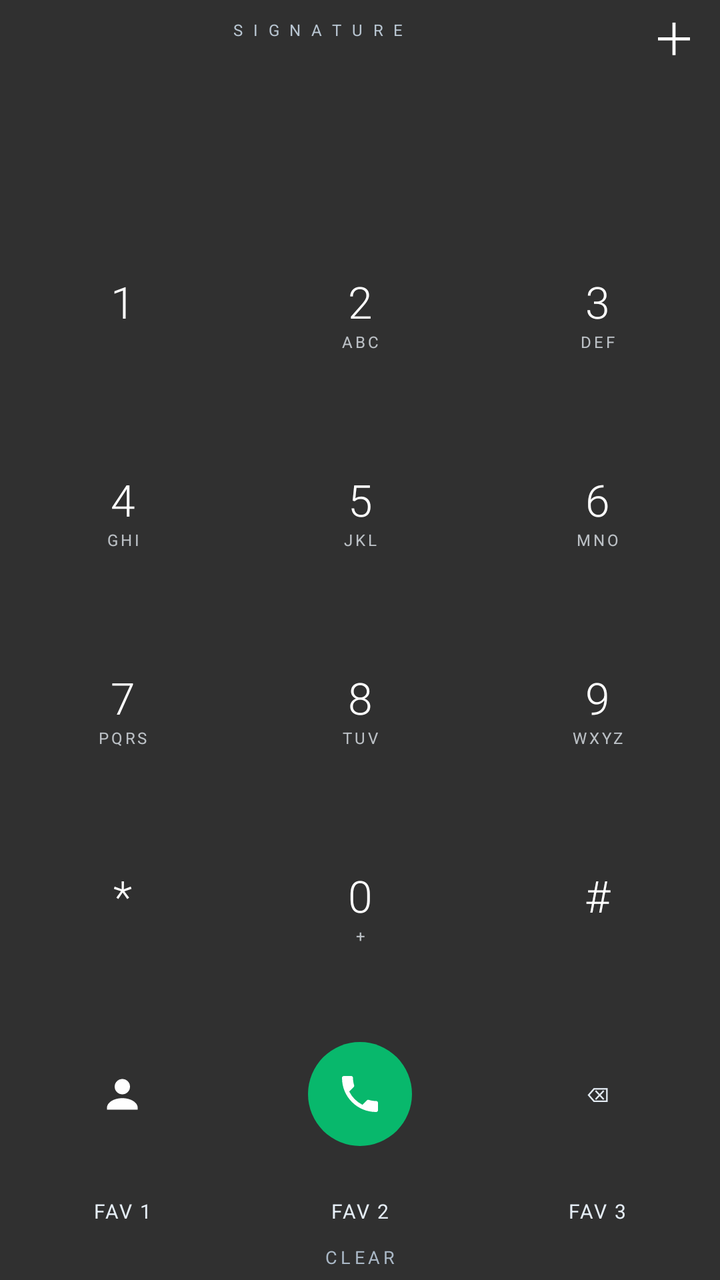
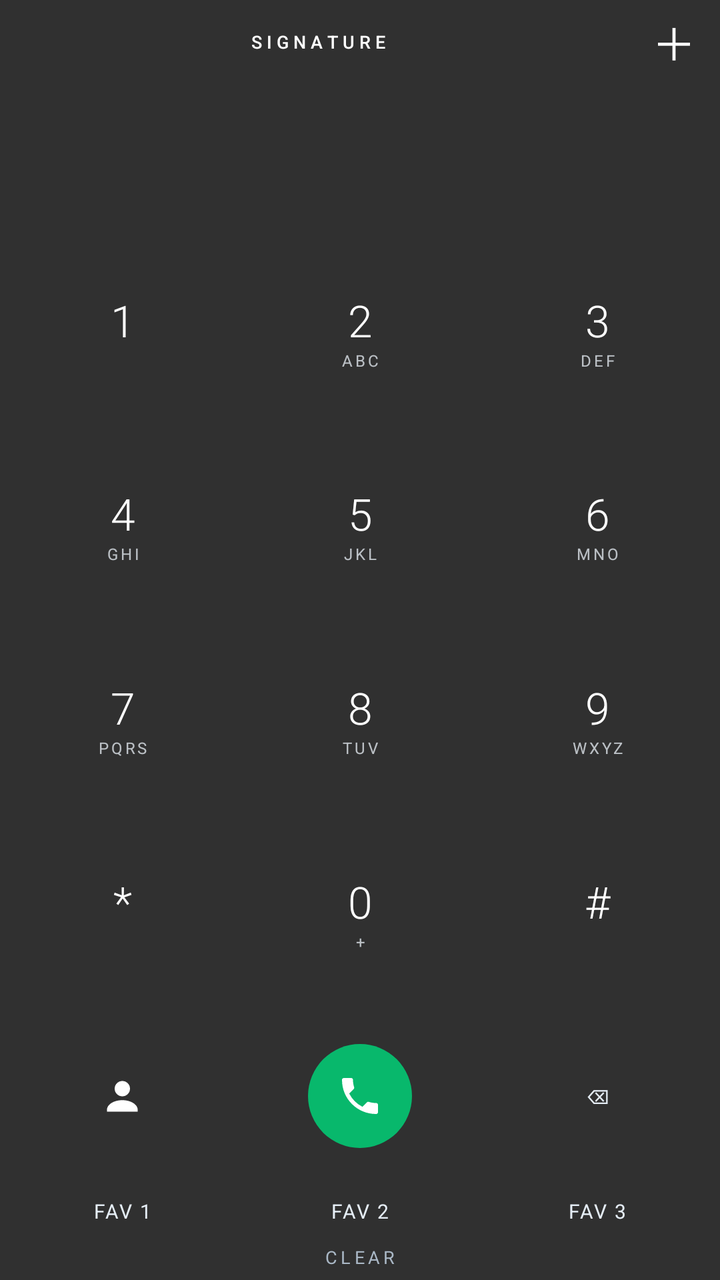

Before-and-after screenshots of an Android layout around one commit, followed by the original layout XML and the change that was made.
<!-- AndroidManifest.xml: application theme android:Theme.Material.NoActionBar -->
<!-- res/layout/widget.xml -->
<LinearLayout xmlns:android="http://schemas.android.com/apk/res/android" android:layout_width="match_parent" android:layout_height="match_parent" android:orientation="vertical" android:gravity="center" android:background="@android:color/transparent" android:padding="2dp">
<LinearLayout android:layout_width="match_parent" android:layout_height="26dp" android:orientation="horizontal" android:gravity="center_vertical"><TextView android:id="@+id/match" android:layout_width="0dp" android:layout_weight="1" android:layout_height="match_parent" android:text="S I G N A T U R E" android:textSize="8sp" android:letterSpacing="0.2" android:textColor="#B8C5D1" android:gravity="center"/><TextView android:id="@+id/add_contact" android:layout_width="42dp" android:layout_height="match_parent" android:gravity="center" android:text="＋" android:textSize="22sp" android:textColor="#FFFFFF" android:contentDescription="Add number to contacts"/></LinearLayout>
<LinearLayout android:layout_width="match_parent" android:layout_height="0dp" android:layout_weight="0.8" android:orientation="horizontal" android:gravity="center_vertical"><TextView android:id="@+id/display" android:layout_width="0dp" android:layout_weight="1" android:layout_height="match_parent" android:gravity="center" android:textColor="#FFFFFF" android:textSize="22sp" android:singleLine="true" android:ellipsize="start" android:fontFamily="sans-serif-light" android:contentDescription="Tap number for copy option"/><TextView android:id="@+id/copy" android:layout_width="48dp" android:layout_height="match_parent" android:gravity="center" android:text="COPY" android:textSize="10sp" android:textColor="#FFFFFF" android:visibility="gone" android:contentDescription="Copy phone number"/></LinearLayout>
<LinearLayout android:layout_width="match_parent" android:layout_height="0dp" android:layout_weight="1" android:orientation="horizontal"><LinearLayout android:id="@+id/k1" android:layout_width="0dp" android:layout_height="match_parent" android:layout_weight="1" android:orientation="vertical" android:gravity="center" android:background="@android:color/transparent"><TextView style="@style/Number" android:text="1"/><TextView style="@style/Letters" android:text=" "/></LinearLayout><LinearLayout android:id="@+id/k2" android:layout_width="0dp" android:layout_height="match_parent" android:layout_weight="1" android:orientation="vertical" android:gravity="center" android:background="@android:color/transparent"><TextView style="@style/Number" android:text="2"/><TextView style="@style/Letters" android:text="ABC"/></LinearLayout><LinearLayout android:id="@+id/k3" android:layout_width="0dp" android:layout_height="match_parent" android:layout_weight="1" android:orientation="vertical" android:gravity="center" android:background="@android:color/transparent"><TextView style="@style/Number" android:text="3"/><TextView style="@style/Letters" android:text="DEF"/></LinearLayout></LinearLayout><LinearLayout android:layout_width="match_parent" android:layout_height="0dp" android:layout_weight="1" android:orientation="horizontal"><LinearLayout android:id="@+id/k4" android:layout_width="0dp" android:layout_height="match_parent" android:layout_weight="1" android:orientation="vertical" android:gravity="center" android:background="@android:color/transparent"><TextView style="@style/Number" android:text="4"/><TextView style="@style/Letters" android:text="GHI"/></LinearLayout><LinearLayout android:id="@+id/k5" android:layout_width="0dp" android:layout_height="match_parent" android:layout_weight="1" android:orientation="vertical" android:gravity="center" android:background="@android:color/transparent"><TextView style="@style/Number" android:text="5"/><TextView style="@style/Letters" android:text="JKL"/></LinearLayout><LinearLayout android:id="@+id/k6" android:layout_width="0dp" android:layout_height="match_parent" android:layout_weight="1" android:orientation="vertical" android:gravity="center" android:background="@android:color/transparent"><TextView style="@style/Number" android:text="6"/><TextView style="@style/Letters" android:text="MNO"/></LinearLayout></LinearLayout><LinearLayout android:layout_width="match_parent" android:layout_height="0dp" android:layout_weight="1" android:orientation="horizontal"><LinearLayout android:id="@+id/k7" android:layout_width="0dp" android:layout_height="match_parent" android:layout_weight="1" android:orientation="vertical" android:gravity="center" android:background="@android:color/transparent"><TextView style="@style/Number" android:text="7"/><TextView style="@style/Letters" android:text="PQRS"/></LinearLayout><LinearLayout android:id="@+id/k8" android:layout_width="0dp" android:layout_height="match_parent" android:layout_weight="1" android:orientation="vertical" android:gravity="center" android:background="@android:color/transparent"><TextView style="@style/Number" android:text="8"/><TextView style="@style/Letters" android:text="TUV"/></LinearLayout><LinearLayout android:id="@+id/k9" android:layout_width="0dp" android:layout_height="match_parent" android:layout_weight="1" android:orientation="vertical" android:gravity="center" android:background="@android:color/transparent"><TextView style="@style/Number" android:text="9"/><TextView style="@style/Letters" android:text="WXYZ"/></LinearLayout></LinearLayout><LinearLayout android:layout_width="match_parent" android:layout_height="0dp" android:layout_weight="1" android:orientation="horizontal"><LinearLayout android:id="@+id/star" android:layout_width="0dp" android:layout_height="match_parent" android:layout_weight="1" android:orientation="vertical" android:gravity="center" android:background="@android:color/transparent"><TextView style="@style/Number" android:text="*"/><TextView style="@style/Letters" android:text=" "/></LinearLayout><LinearLayout android:id="@+id/k0" android:layout_width="0dp" android:layout_height="match_parent" android:layout_weight="1" android:orientation="vertical" android:gravity="center" android:background="@android:color/transparent"><TextView style="@style/Number" android:text="0"/><TextView style="@style/Letters" android:text="+"/></LinearLayout><LinearLayout android:id="@+id/hash" android:layout_width="0dp" android:layout_height="match_parent" android:layout_weight="1" android:orientation="vertical" android:gravity="center" android:background="@android:color/transparent"><TextView style="@style/Number" android:text="#"/><TextView style="@style/Letters" android:text=" "/></LinearLayout></LinearLayout><LinearLayout android:layout_width="match_parent" android:layout_height="0dp" android:layout_weight="0.9" android:orientation="horizontal" android:gravity="center_vertical"><FrameLayout android:id="@+id/contacts" android:layout_width="0dp" android:layout_height="match_parent" android:layout_weight="1"><ImageView android:layout_width="23dp" android:layout_height="23dp" android:layout_gravity="center" android:src="@drawable/ic_signature_contacts" android:contentDescription="Contacts"/></FrameLayout><FrameLayout android:id="@+id/call" android:layout_width="0dp" android:layout_height="match_parent" android:layout_weight="1"><ImageView android:layout_width="52dp" android:layout_height="52dp" android:layout_gravity="center" android:padding="14dp" android:background="@drawable/bg_signature_call" android:src="@drawable/ic_signature_phone" android:contentDescription="Call"/></FrameLayout><TextView android:id="@+id/delete" style="@style/SmallKey" android:text="⌫"/></LinearLayout><LinearLayout android:layout_width="match_parent" android:layout_height="28dp" android:orientation="horizontal"><TextView android:id="@+id/fav1" style="@style/SmallKey" android:text="FAV 1"/><TextView android:id="@+id/fav2" style="@style/SmallKey" android:text="FAV 2"/><TextView android:id="@+id/fav3" style="@style/SmallKey" android:text="FAV 3"/></LinearLayout><TextView android:id="@+id/clear" android:layout_width="match_parent" android:layout_height="18dp" android:text="CLEAR" android:gravity="center" android:textSize="9sp" android:letterSpacing="0.2" android:textColor="#AAB8C6"/></LinearLayout>
<!-- resources referenced by this layout -->
<resources>
  <!-- drawable bg_signature_call (drawable) -->
  <shape xmlns:android="http://schemas.android.com/apk/res/android" android:shape="oval"><solid android:color="#FF08B86C"/></shape>
  <!-- drawable ic_signature_contacts (drawable) -->
  <vector xmlns:android="http://schemas.android.com/apk/res/android" android:width="24dp" android:height="24dp" android:viewportWidth="24" android:viewportHeight="24"><path android:fillColor="#FFFFFFFF" android:pathData="M12,12a4,4 0,1 0,0 -8a4,4 0,0 0,0 8zM12,14c-4.42,0 -8,2.24 -8,5v1h16v-1c0,-2.76 -3.58,-5 -8,-5z"/></vector>
  <!-- drawable ic_signature_phone (drawable) -->
  <vector xmlns:android="http://schemas.android.com/apk/res/android" android:width="26dp" android:height="26dp" android:viewportWidth="24" android:viewportHeight="24"><path android:fillColor="#FFFFFFFF" android:pathData="M6.62,10.79a15.05,15.05 0,0 0,6.59 6.59l2.2,-2.2a1,1 0,0 1,1.02 -0.24c1.12,0.37 2.32,0.56 3.57,0.56a1,1 0,0 1,1 1V20a1,1 0,0 1,-1 1C10.61,21 3,13.39 3,4a1,1 0,0 1,1 -1h3.5a1,1 0,0 1,1 1c0,1.25 0.2,2.45 0.56,3.57a1,1 0,0 1,-0.25 1.02z"/></vector>
  <style name="Letters"><item name="android:layout_width">match_parent</item><item name="android:layout_height">wrap_content</item><item name="android:gravity">center</item><item name="android:textSize">8sp</item><item name="android:letterSpacing">0.16</item><item name="android:textColor">#CCDFE5EB</item></style>
  <style name="Number"><item name="android:layout_width">match_parent</item><item name="android:layout_height">wrap_content</item><item name="android:gravity">center</item><item name="android:textSize">22sp</item><item name="android:fontFamily">sans-serif-light</item><item name="android:textColor">#FFFFFFFF</item></style>
  <style name="SmallKey"><item name="android:layout_width">0dp</item><item name="android:layout_height">match_parent</item><item name="android:layout_weight">1</item><item name="android:gravity">center</item><item name="android:textSize">10sp</item><item name="android:letterSpacing">0.08</item><item name="android:textColor">#FFE5EDF5</item><item name="android:background">@android:color/transparent</item></style>
</resources>

<!-- the commit's change to res/layout/widget.xml (unified diff, before → after) -->
@@ -1,4 +1,9 @@
 <LinearLayout xmlns:android="http://schemas.android.com/apk/res/android" android:layout_width="match_parent" android:layout_height="match_parent" android:orientation="vertical" android:gravity="center" android:background="@android:color/transparent" android:padding="2dp">
-<LinearLayout android:layout_width="match_parent" android:layout_height="26dp" android:orientation="horizontal" android:gravity="center_vertical"><TextView android:id="@+id/match" android:layout_width="0dp" android:layout_weight="1" android:layout_height="match_parent" android:text="S I G N A T U R E" android:textSize="8sp" android:letterSpacing="0.2" android:textColor="#B8C5D1" android:gravity="center"/><TextView android:id="@+id/add_contact" android:layout_width="42dp" android:layout_height="match_parent" android:gravity="center" android:text="＋" android:textSize="22sp" android:textColor="#FFFFFF" android:contentDescription="Add number to contacts"/></LinearLayout>
-<LinearLayout android:layout_width="match_parent" android:layout_height="0dp" android:layout_weight="0.8" android:orientation="horizontal" android:gravity="center_vertical"><TextView android:id="@+id/display" android:layout_width="0dp" android:layout_weight="1" android:layout_height="match_parent" android:gravity="center" android:textColor="#FFFFFF" android:textSize="22sp" android:singleLine="true" android:ellipsize="start" android:fontFamily="sans-serif-light" android:contentDescription="Tap number for copy option"/><TextView android:id="@+id/copy" android:layout_width="48dp" android:layout_height="match_parent" android:gravity="center" android:text="COPY" android:textSize="10sp" android:textColor="#FFFFFF" android:visibility="gone" android:contentDescription="Copy phone number"/></LinearLayout>
+<LinearLayout android:layout_width="match_parent" android:layout_height="38dp" android:orientation="horizontal" android:gravity="center_vertical">
+<ImageView android:id="@+id/match_photo" android:layout_width="30dp" android:layout_height="30dp" android:layout_marginStart="8dp" android:layout_marginEnd="8dp" android:visibility="gone" android:contentDescription="Contact photo"/>
+<LinearLayout android:layout_width="0dp" android:layout_weight="1" android:layout_height="match_parent" android:orientation="vertical" android:gravity="center_vertical">
+<TextView android:id="@+id/match" android:layout_width="match_parent" android:layout_height="wrap_content" android:text="S I G N A T U R E" android:textSize="9sp" android:textColor="#FFFFFF" android:fontFamily="sans-serif-medium" android:gravity="center" android:singleLine="true" android:ellipsize="end"/>
+<TextView android:id="@+id/match_hint" android:layout_width="match_parent" android:layout_height="wrap_content" android:text="TAP TO CALL" android:textSize="9sp" android:textColor="#B8C5D1" android:gravity="center" android:visibility="gone"/>
+</LinearLayout><TextView android:id="@+id/add_contact" android:layout_width="42dp" android:layout_height="match_parent" android:gravity="center" android:text="＋" android:textSize="22sp" android:textColor="#FFFFFF" android:contentDescription="Add number to contacts"/></LinearLayout>
+<LinearLayout android:layout_width="match_parent" android:layout_height="0dp" android:layout_weight="0.8" android:orientation="horizontal" android:gravity="center_vertical"><TextView android:id="@+id/display" android:layout_width="match_parent" android:layout_height="match_parent" android:gravity="center" android:textColor="#FFFFFF" android:textSize="22sp" android:singleLine="true" android:ellipsize="start" android:fontFamily="sans-serif-light" android:contentDescription="Tap to copy phone number"/></LinearLayout>
 <LinearLayout android:layout_width="match_parent" android:layout_height="0dp" android:layout_weight="1" android:orientation="horizontal"><LinearLayout android:id="@+id/k1" android:layout_width="0dp" android:layout_height="match_parent" android:layout_weight="1" android:orientation="vertical" android:gravity="center" android:background="@android:color/transparent"><TextView style="@style/Number" android:text="1"/><TextView style="@style/Letters" android:text=" "/></LinearLayout><LinearLayout android:id="@+id/k2" android:layout_width="0dp" android:layout_height="match_parent" android:layout_weight="1" android:orientation="vertical" android:gravity="center" android:background="@android:color/transparent"><TextView style="@style/Number" android:text="2"/><TextView style="@style/Letters" android:text="ABC"/></LinearLayout><LinearLayout android:id="@+id/k3" android:layout_width="0dp" android:layout_height="match_parent" android:layout_weight="1" android:orientation="vertical" android:gravity="center" android:background="@android:color/transparent"><TextView style="@style/Number" android:text="3"/><TextView style="@style/Letters" android:text="DEF"/></LinearLayout></LinearLayout><LinearLayout android:layout_width="match_parent" android:layout_height="0dp" android:layout_weight="1" android:orientation="horizontal"><LinearLayout android:id="@+id/k4" android:layout_width="0dp" android:layout_height="match_parent" android:layout_weight="1" android:orientation="vertical" android:gravity="center" android:background="@android:color/transparent"><TextView style="@style/Number" android:text="4"/><TextView style="@style/Letters" android:text="GHI"/></LinearLayout><LinearLayout android:id="@+id/k5" android:layout_width="0dp" android:layout_height="match_parent" android:layout_weight="1" android:orientation="vertical" android:gravity="center" android:background="@android:color/transparent"><TextView style="@style/Number" android:text="5"/><TextView style="@style/Letters" android:text="JKL"/></LinearLayout><LinearLayout android:id="@+id/k6" android:layout_width="0dp" android:layout_height="match_parent" android:layout_weight="1" android:orientation="vertical" android:gravity="center" android:background="@android:color/transparent"><TextView style="@style/Number" android:text="6"/><TextView style="@style/Letters" android:text="MNO"/></LinearLayout></LinearLayout><LinearLayout android:layout_width="match_parent" android:layout_height="0dp" android:layout_weight="1" android:orientation="horizontal"><LinearLayout android:id="@+id/k7" android:layout_width="0dp" android:layout_height="match_parent" android:layout_weight="1" android:orientation="vertical" android:gravity="center" android:background="@android:color/transparent"><TextView style="@style/Number" android:text="7"/><TextView style="@style/Letters" android:text="PQRS"/></LinearLayout><LinearLayout android:id="@+id/k8" android:layout_width="0dp" android:layout_height="match_parent" android:layout_weight="1" android:orientation="vertical" android:gravity="center" android:background="@android:color/transparent"><TextView style="@style/Number" android:text="8"/><TextView style="@style/Letters" android:text="TUV"/></LinearLayout><LinearLayout android:id="@+id/k9" android:layout_width="0dp" android:layout_height="match_parent" android:layout_weight="1" android:orientation="vertical" android:gravity="center" android:background="@android:color/transparent"><TextView style="@style/Number" android:text="9"/><TextView style="@style/Letters" android:text="WXYZ"/></LinearLayout></LinearLayout><LinearLayout android:layout_width="match_parent" android:layout_height="0dp" android:layout_weight="1" android:orientation="horizontal"><LinearLayout android:id="@+id/star" android:layout_width="0dp" android:layout_height="match_parent" android:layout_weight="1" android:orientation="vertical" android:gravity="center" android:background="@android:color/transparent"><TextView style="@style/Number" android:text="*"/><TextView style="@style/Letters" android:text=" "/></LinearLayout><LinearLayout android:id="@+id/k0" android:layout_width="0dp" android:layout_height="match_parent" android:layout_weight="1" android:orientation="vertical" android:gravity="center" android:background="@android:color/transparent"><TextView style="@style/Number" android:text="0"/><TextView style="@style/Letters" android:text="+"/></LinearLayout><LinearLayout android:id="@+id/hash" android:layout_width="0dp" android:layout_height="match_parent" android:layout_weight="1" android:orientation="vertical" android:gravity="center" android:background="@android:color/transparent"><TextView style="@style/Number" android:text="#"/><TextView style="@style/Letters" android:text=" "/></LinearLayout></LinearLayout><LinearLayout android:layout_width="match_parent" android:layout_height="0dp" android:layout_weight="0.9" android:orientation="horizontal" android:gravity="center_vertical"><FrameLayout android:id="@+id/contacts" android:layout_width="0dp" android:layout_height="match_parent" android:layout_weight="1"><ImageView android:layout_width="23dp" android:layout_height="23dp" android:layout_gravity="center" android:src="@drawable/ic_signature_contacts" android:contentDescription="Contacts"/></FrameLayout><FrameLayout android:id="@+id/call" android:layout_width="0dp" android:layout_height="match_parent" android:layout_weight="1"><ImageView android:layout_width="52dp" android:layout_height="52dp" android:layout_gravity="center" android:padding="14dp" android:background="@drawable/bg_signature_call" android:src="@drawable/ic_signature_phone" android:contentDescription="Call"/></FrameLayout><TextView android:id="@+id/delete" style="@style/SmallKey" android:text="⌫"/></LinearLayout><LinearLayout android:layout_width="match_parent" android:layout_height="28dp" android:orientation="horizontal"><TextView android:id="@+id/fav1" style="@style/SmallKey" android:text="FAV 1"/><TextView android:id="@+id/fav2" style="@style/SmallKey" android:text="FAV 2"/><TextView android:id="@+id/fav3" style="@style/SmallKey" android:text="FAV 3"/></LinearLayout><TextView android:id="@+id/clear" android:layout_width="match_parent" android:layout_height="18dp" android:text="CLEAR" android:gravity="center" android:textSize="9sp" android:letterSpacing="0.2" android:textColor="#AAB8C6"/></LinearLayout>
